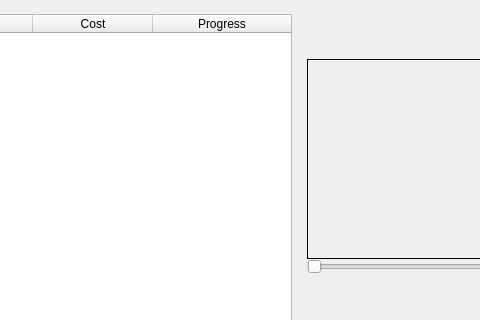
Before: the Qt Designer form gnr/ui/AppMainWindow.ui in golemfactory/clay, drawn with Qt 5; both pictures show x 564 to 1044 and y 0 to 320 of the 1200 by 785 pixel window.
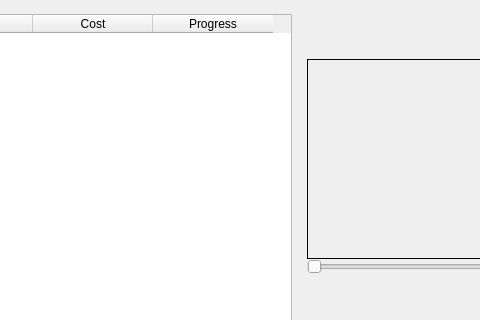
After: the same form once the commit is applied. Icons and pictures are not drawn. Custom widgets are drawn as their Qt base class.

Commit message: More flexible column resizing

```diff
--- a/gnr/ui/AppMainWindow.ui
+++ b/gnr/ui/AppMainWindow.ui
@@ -895,7 +895,7 @@
                <bool>false</bool>
               </attribute>
               <attribute name="horizontalHeaderStretchLastSection">
-               <bool>true</bool>
+               <bool>false</bool>
               </attribute>
               <attribute name="verticalHeaderVisible">
                <bool>false</bool>
```
Left out of the diff: 89 changed lines with no effect on the pictures. The commit also changes 1 other file.
